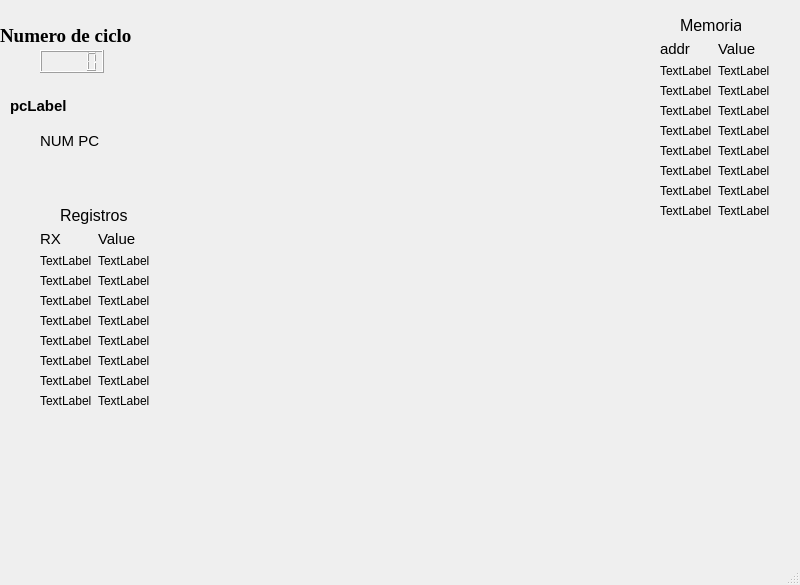
Before: the Qt Designer form Proyecto2/MulticicloWindow.ui in Abner2111/aarroyo_compu_archi_found_2G1_2023, drawn with Qt 5.
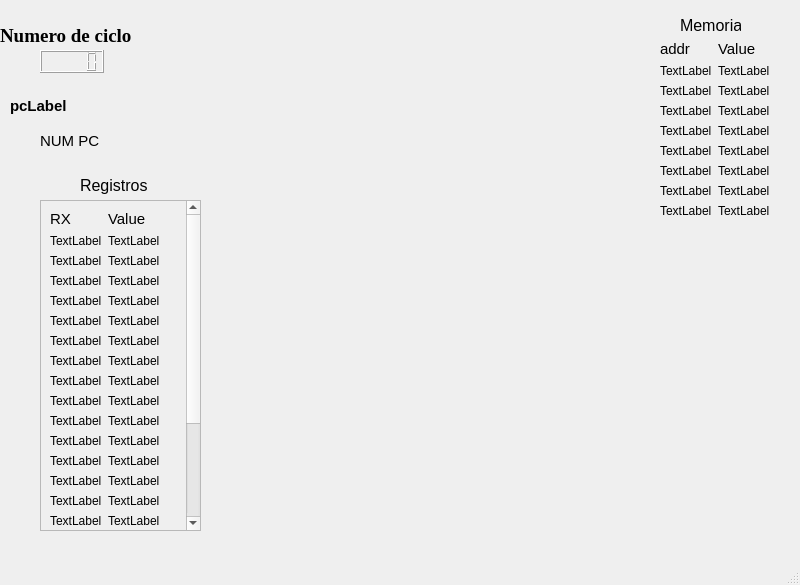
After: the same form once the commit is applied.

Diff of the .ui file:
```diff
--- a/Proyecto2/MulticicloWindow.ui
+++ b/Proyecto2/MulticicloWindow.ui
@@ -109,240 +109,6 @@
      <string>Memoria</string>
     </property>
    </widget>
-   <widget class="QWidget" name="formLayoutWidget_2">
-    <property name="geometry">
-     <rect>
-      <x>40</x>
-      <y>230</y>
-      <width>121</width>
-      <height>311</height>
-     </rect>
-    </property>
-    <layout class="QFormLayout" name="memoriaLayout_2">
-     <item row="0" column="0">
-      <widget class="QLabel" name="rxMainLabel">
-       <property name="font">
-        <font>
-         <pointsize>11</pointsize>
-        </font>
-       </property>
-       <property name="text">
-        <string>RX</string>
-       </property>
-       <property name="textFormat">
-        <enum>Qt::AutoText</enum>
-       </property>
-       <property name="alignment">
-        <set>Qt::AlignCenter</set>
-       </property>
-      </widget>
-     </item>
-     <item row="0" column="1">
-      <widget class="QLabel" name="valueRegistrosLabel">
-       <property name="font">
-        <font>
-         <pointsize>11</pointsize>
-        </font>
-       </property>
-       <property name="text">
-        <string>Value</string>
-       </property>
-      </widget>
-     </item>
-     <item row="1" column="1">
-      <widget class="QLabel" name="valueMemLabel2">
-       <property name="font">
-        <font>
-         <pointsize>9</pointsize>
-        </font>
-       </property>
-       <property name="text">
-        <string>TextLabel</string>
-       </property>
-      </widget>
-     </item>
-     <item row="2" column="0">
-      <widget class="QLabel" name="rxLabel3">
-       <property name="font">
-        <font>
-         <pointsize>9</pointsize>
-        </font>
-       </property>
-       <property name="text">
-        <string>TextLabel</string>
-       </property>
-      </widget>
-     </item>
-     <item row="2" column="1">
-      <widget class="QLabel" name="valueMemLabel3">
-       <property name="font">
-        <font>
-         <pointsize>9</pointsize>
-        </font>
-       </property>
-       <property name="text">
-        <string>TextLabel</string>
-       </property>
-      </widget>
-     </item>
-     <item row="3" column="0">
-      <widget class="QLabel" name="rxLabel4">
-       <property name="font">
-        <font>
-         <pointsize>9</pointsize>
-        </font>
-       </property>
-       <property name="text">
-        <string>TextLabel</string>
-       </property>
-      </widget>
-     </item>
-     <item row="3" column="1">
-      <widget class="QLabel" name="valueMemLabel4">
-       <property name="font">
-        <font>
-         <pointsize>9</pointsize>
-        </font>
-       </property>
-       <property name="text">
-        <string>TextLabel</string>
-       </property>
-      </widget>
-     </item>
-     <item row="1" column="0">
-      <widget class="QLabel" name="rxLabel2">
-       <property name="font">
-        <font>
-         <pointsize>9</pointsize>
-        </font>
-       </property>
-       <property name="text">
-        <string>TextLabel</string>
-       </property>
-      </widget>
-     </item>
-     <item row="4" column="0">
-      <widget class="QLabel" name="rxLabel5">
-       <property name="font">
-        <font>
-         <pointsize>9</pointsize>
-        </font>
-       </property>
-       <property name="text">
-        <string>TextLabel</string>
-       </property>
-      </widget>
-     </item>
-     <item row="5" column="0">
-      <widget class="QLabel" name="rxLabel6">
-       <property name="font">
-        <font>
-         <pointsize>9</pointsize>
-        </font>
-       </property>
-       <property name="text">
-        <string>TextLabel</string>
-       </property>
-      </widget>
-     </item>
-     <item row="6" column="0">
-      <widget class="QLabel" name="rxLabel7">
-       <property name="font">
-        <font>
-         <pointsize>9</pointsize>
-        </font>
-       </property>
-       <property name="text">
-        <string>TextLabel</string>
-       </property>
-      </widget>
-     </item>
-     <item row="7" column="0">
-      <widget class="QLabel" name="rxLabel8">
-       <property name="font">
-        <font>
-         <pointsize>9</pointsize>
-        </font>
-       </property>
-       <property name="text">
-        <string>TextLabel</string>
-       </property>
-      </widget>
-     </item>
-     <item row="8" column="0">
-      <widget class="QLabel" name="rxLabel9">
-       <property name="font">
-        <font>
-         <pointsize>9</pointsize>
-        </font>
-       </property>
-       <property name="text">
-        <string>TextLabel</string>
-       </property>
-      </widget>
-     </item>
-     <item row="5" column="1">
-      <widget class="QLabel" name="valueMemLabel6">
-       <property name="font">
-        <font>
-         <pointsize>9</pointsize>
-        </font>
-       </property>
-       <property name="text">
-        <string>TextLabel</string>
-       </property>
-      </widget>
-     </item>
-     <item row="6" column="1">
-      <widget class="QLabel" name="valueMemLabel7">
-       <property name="font">
-        <font>
-         <pointsize>9</pointsize>
-        </font>
-       </property>
-       <property name="text">
-        <string>TextLabel</string>
-       </property>
-      </widget>
-     </item>
-     <item row="7" column="1">
-      <widget class="QLabel" name="valueMemLabel8">
-       <property name="font">
-        <font>
-         <pointsize>9</pointsize>
-        </font>
-       </property>
-       <property name="text">
-        <string>TextLabel</string>
-       </property>
-      </widget>
-     </item>
-     <item row="8" column="1">
-      <widget class="QLabel" name="valueMemLabel9">
-       <property name="font">
-        <font>
-         <pointsize>9</pointsize>
-        </font>
-       </property>
-       <property name="text">
-        <string>TextLabel</string>
-       </property>
-      </widget>
-     </item>
-     <item row="4" column="1">
-      <widget class="QLabel" name="valueMemLabel5">
-       <property name="font">
-        <font>
-         <pointsize>9</pointsize>
-        </font>
-       </property>
-       <property name="text">
-        <string>TextLabel</string>
-       </property>
-      </widget>
-     </item>
-    </layout>
-   </widget>
    <widget class="QWidget" name="formLayoutWidget">
     <property name="geometry">
      <rect>
@@ -571,11 +337,594 @@
      </item>
     </layout>
    </widget>
-   <widget class="QLabel" name="registroMainLabel">
+   <widget class="QScrollArea" name="scrollArea">
     <property name="geometry">
      <rect>
-      <x>60</x>
+      <x>40</x>
       <y>200</y>
+      <width>161</width>
+      <height>331</height>
+     </rect>
+    </property>
+    <property name="widgetResizable">
+     <bool>true</bool>
+    </property>
+    <widget class="QWidget" name="scrollAreaWidgetContents">
+     <property name="geometry">
+      <rect>
+       <x>0</x>
+       <y>0</y>
+       <width>142</width>
+       <height>476</height>
+      </rect>
+     </property>
+     <layout class="QFormLayout" name="formLayout">
+      <item row="0" column="0">
+       <widget class="QLabel" name="rxMainLabel_2">
+        <property name="font">
+         <font>
+          <pointsize>11</pointsize>
+         </font>
+        </property>
+        <property name="text">
+         <string>RX</string>
+        </property>
+        <property name="textFormat">
+         <enum>Qt::AutoText</enum>
+        </property>
+        <property name="alignment">
+         <set>Qt::AlignCenter</set>
+        </property>
+       </widget>
+      </item>
+      <item row="0" column="1">
+       <widget class="QLabel" name="valueRegistrosMainLabel">
+        <property name="font">
+         <font>
+          <pointsize>11</pointsize>
+         </font>
+        </property>
+        <property name="text">
+         <string>Value</string>
+        </property>
+       </widget>
+      </item>
+      <item row="1" column="0">
+       <widget class="QLabel" name="rxLabel2_2">
+        <property name="font">
+         <font>
+          <pointsize>9</pointsize>
+         </font>
+        </property>
+        <property name="text">
+         <string>TextLabel</string>
+        </property>
+       </widget>
+      </item>
+      <item row="1" column="1">
+       <widget class="QLabel" name="valueMemLabel">
+        <property name="font">
+         <font>
+          <pointsize>9</pointsize>
+         </font>
+        </property>
+        <property name="text">
+         <string>TextLabel</string>
+        </property>
+       </widget>
+      </item>
+      <item row="2" column="0">
+       <widget class="QLabel" name="rxLabel3_2">
+        <property name="font">
+         <font>
+          <pointsize>9</pointsize>
+         </font>
+        </property>
+        <property name="text">
+         <string>TextLabel</string>
+        </property>
+       </widget>
+      </item>
+      <item row="2" column="1">
+       <widget class="QLabel" name="valueMemLabel_2">
+        <property name="font">
+         <font>
+          <pointsize>9</pointsize>
+         </font>
+        </property>
+        <property name="text">
+         <string>TextLabel</string>
+        </property>
+       </widget>
+      </item>
+      <item row="3" column="0">
+       <widget class="QLabel" name="rxLabel4_2">
+        <property name="font">
+         <font>
+          <pointsize>9</pointsize>
+         </font>
+        </property>
+        <property name="text">
+         <string>TextLabel</string>
+        </property>
+       </widget>
+      </item>
+      <item row="3" column="1">
+       <widget class="QLabel" name="valueMemLabel_3">
+        <property name="font">
+         <font>
+          <pointsize>9</pointsize>
+         </font>
+        </property>
+        <property name="text">
+         <string>TextLabel</string>
+        </property>
+       </widget>
+      </item>
+      <item row="4" column="0">
+       <widget class="QLabel" name="rxLabel5_2">
+        <property name="font">
+         <font>
+          <pointsize>9</pointsize>
+         </font>
+        </property>
+        <property name="text">
+         <string>TextLabel</string>
+        </property>
+       </widget>
+      </item>
+      <item row="4" column="1">
+       <widget class="QLabel" name="valueMemLabel_4">
+        <property name="font">
+         <font>
+          <pointsize>9</pointsize>
+         </font>
+        </property>
+        <property name="text">
+         <string>TextLabel</string>
+        </property>
+       </widget>
+      </item>
+      <item row="5" column="0">
+       <widget class="QLabel" name="rxLabel6_2">
+        <property name="font">
+         <font>
+          <pointsize>9</pointsize>
+         </font>
+        </property>
+        <property name="text">
+         <string>TextLabel</string>
+        </property>
+       </widget>
+      </item>
+      <item row="5" column="1">
+       <widget class="QLabel" name="valueMemLabel_5">
+        <property name="font">
+         <font>
+          <pointsize>9</pointsize>
+         </font>
+        </property>
+        <property name="text">
+         <string>TextLabel</string>
+        </property>
+       </widget>
+      </item>
+      <item row="10" column="1">
+       <widget class="QLabel" name="valueMemLabel_10">
+        <property name="font">
+         <font>
+          <pointsize>9</pointsize>
+         </font>
+        </property>
+        <property name="text">
+         <string>TextLabel</string>
+        </property>
+       </widget>
+      </item>
+      <item row="9" column="1">
+       <widget class="QLabel" name="valueMemLabel_9">
+        <property name="font">
+         <font>
+          <pointsize>9</pointsize>
+         </font>
+        </property>
+        <property name="text">
+         <string>TextLabel</string>
+        </property>
+       </widget>
+      </item>
+      <item row="8" column="1">
+       <widget class="QLabel" name="valueMemLabel_8">
+        <property name="font">
+         <font>
+          <pointsize>9</pointsize>
+         </font>
+        </property>
+        <property name="text">
+         <string>TextLabel</string>
+        </property>
+       </widget>
+      </item>
+      <item row="7" column="1">
+       <widget class="QLabel" name="valueMemLabel_7">
+        <property name="font">
+         <font>
+          <pointsize>9</pointsize>
+         </font>
+        </property>
+        <property name="text">
+         <string>TextLabel</string>
+        </property>
+       </widget>
+      </item>
+      <item row="6" column="1">
+       <widget class="QLabel" name="valueMemLabel_6">
+        <property name="font">
+         <font>
+          <pointsize>9</pointsize>
+         </font>
+        </property>
+        <property name="text">
+         <string>TextLabel</string>
+        </property>
+       </widget>
+      </item>
+      <item row="6" column="0">
+       <widget class="QLabel" name="rxLabel7_2">
+        <property name="font">
+         <font>
+          <pointsize>9</pointsize>
+         </font>
+        </property>
+        <property name="text">
+         <string>TextLabel</string>
+        </property>
+       </widget>
+      </item>
+      <item row="7" column="0">
+       <widget class="QLabel" name="rxLabel8_2">
+        <property name="font">
+         <font>
+          <pointsize>9</pointsize>
+         </font>
+        </property>
+        <property name="text">
+         <string>TextLabel</string>
+        </property>
+       </widget>
+      </item>
+      <item row="8" column="0">
+       <widget class="QLabel" name="rxLabel9_2">
+        <property name="font">
+         <font>
+          <pointsize>9</pointsize>
+         </font>
+        </property>
+        <property name="text">
+         <string>TextLabel</string>
+        </property>
+       </widget>
+      </item>
+      <item row="9" column="0">
+       <widget class="QLabel" name="rxLabel10">
+        <property name="font">
+         <font>
+          <pointsize>9</pointsize>
+         </font>
+        </property>
+        <property name="text">
+         <string>TextLabel</string>
+        </property>
+       </widget>
+      </item>
+      <item row="10" column="0">
+       <widget class="QLabel" name="rxLabel11">
+        <property name="font">
+         <font>
+          <pointsize>9</pointsize>
+         </font>
+        </property>
+        <property name="text">
+         <string>TextLabel</string>
+        </property>
+       </widget>
+      </item>
+      <item row="11" column="0">
+       <widget class="QLabel" name="rxLabel12">
+        <property name="font">
+         <font>
+          <pointsize>9</pointsize>
+         </font>
+        </property>
+        <property name="text">
+         <string>TextLabel</string>
+        </property>
+       </widget>
+      </item>
+      <item row="11" column="1">
+       <widget class="QLabel" name="valueMemLabel_11">
+        <property name="font">
+         <font>
+          <pointsize>9</pointsize>
+         </font>
+        </property>
+        <property name="text">
+         <string>TextLabel</string>
+        </property>
+       </widget>
+      </item>
+      <item row="12" column="0">
+       <widget class="QLabel" name="rxLabel13">
+        <property name="font">
+         <font>
+          <pointsize>9</pointsize>
+         </font>
+        </property>
+        <property name="text">
+         <string>TextLabel</string>
+        </property>
+       </widget>
+      </item>
+      <item row="12" column="1">
+       <widget class="QLabel" name="valueMemLabel_12">
+        <property name="font">
+         <font>
+          <pointsize>9</pointsize>
+         </font>
+        </property>
+        <property name="text">
+         <string>TextLabel</string>
+        </property>
+       </widget>
+      </item>
+      <item row="22" column="1">
+       <widget class="QLabel" name="valueMemLabel_22">
+        <property name="font">
+         <font>
+          <pointsize>9</pointsize>
+         </font>
+        </property>
+        <property name="text">
+         <string>TextLabel</string>
+        </property>
+       </widget>
+      </item>
+      <item row="21" column="1">
+       <widget class="QLabel" name="valueMemLabel_21">
+        <property name="font">
+         <font>
+          <pointsize>9</pointsize>
+         </font>
+        </property>
+        <property name="text">
+         <string>TextLabel</string>
+        </property>
+       </widget>
+      </item>
+      <item row="20" column="1">
+       <widget class="QLabel" name="valueMemLabel_20">
+        <property name="font">
+         <font>
+          <pointsize>9</pointsize>
+         </font>
+        </property>
+        <property name="text">
+         <string>TextLabel</string>
+        </property>
+       </widget>
+      </item>
+      <item row="19" column="1">
+       <widget class="QLabel" name="valueMemLabel_19">
+        <property name="font">
+         <font>
+          <pointsize>9</pointsize>
+         </font>
+        </property>
+        <property name="text">
+         <string>TextLabel</string>
+        </property>
+       </widget>
+      </item>
+      <item row="18" column="1">
+       <widget class="QLabel" name="valueMemLabel_18">
+        <property name="font">
+         <font>
+          <pointsize>9</pointsize>
+         </font>
+        </property>
+        <property name="text">
+         <string>TextLabel</string>
+        </property>
+       </widget>
+      </item>
+      <item row="17" column="1">
+       <widget class="QLabel" name="valueMemLabel_17">
+        <property name="font">
+         <font>
+          <pointsize>9</pointsize>
+         </font>
+        </property>
+        <property name="text">
+         <string>TextLabel</string>
+        </property>
+       </widget>
+      </item>
+      <item row="16" column="1">
+       <widget class="QLabel" name="valueMemLabel_16">
+        <property name="font">
+         <font>
+          <pointsize>9</pointsize>
+         </font>
+        </property>
+        <property name="text">
+         <string>TextLabel</string>
+        </property>
+       </widget>
+      </item>
+      <item row="15" column="1">
+       <widget class="QLabel" name="valueMemLabel_15">
+        <property name="font">
+         <font>
+          <pointsize>9</pointsize>
+         </font>
+        </property>
+        <property name="text">
+         <string>TextLabel</string>
+        </property>
+       </widget>
+      </item>
+      <item row="14" column="1">
+       <widget class="QLabel" name="valueMemLabel_14">
+        <property name="font">
+         <font>
+          <pointsize>9</pointsize>
+         </font>
+        </property>
+        <property name="text">
+         <string>TextLabel</string>
+        </property>
+       </widget>
+      </item>
+      <item row="13" column="1">
+       <widget class="QLabel" name="valueMemLabel_13">
+        <property name="font">
+         <font>
+          <pointsize>9</pointsize>
+         </font>
+        </property>
+        <property name="text">
+         <string>TextLabel</string>
+        </property>
+       </widget>
+      </item>
+      <item row="13" column="0">
+       <widget class="QLabel" name="rxLabel14">
+        <property name="font">
+         <font>
+          <pointsize>9</pointsize>
+         </font>
+        </property>
+        <property name="text">
+         <string>TextLabel</string>
+        </property>
+       </widget>
+      </item>
+      <item row="14" column="0">
+       <widget class="QLabel" name="rxLabel15">
+        <property name="font">
+         <font>
+          <pointsize>9</pointsize>
+         </font>
+        </property>
+        <property name="text">
+         <string>TextLabel</string>
+        </property>
+       </widget>
+      </item>
+      <item row="15" column="0">
+       <widget class="QLabel" name="rxLabel16">
+        <property name="font">
+         <font>
+          <pointsize>9</pointsize>
+         </font>
+        </property>
+        <property name="text">
+         <string>TextLabel</string>
+        </property>
+       </widget>
+      </item>
+      <item row="16" column="0">
+       <widget class="QLabel" name="rxLabel17">
+        <property name="font">
+         <font>
+          <pointsize>9</pointsize>
+         </font>
+        </property>
+        <property name="text">
+         <string>TextLabel</string>
+        </property>
+       </widget>
+      </item>
+      <item row="17" column="0">
+       <widget class="QLabel" name="rxLabel18">
+        <property name="font">
+         <font>
+          <pointsize>9</pointsize>
+         </font>
+        </property>
+        <property name="text">
+         <string>TextLabel</string>
+        </property>
+       </widget>
+      </item>
+      <item row="18" column="0">
+       <widget class="QLabel" name="rxLabel19">
+        <property name="font">
+         <font>
+          <pointsize>9</pointsize>
+         </font>
+        </property>
+        <property name="text">
+         <string>TextLabel</string>
+        </property>
+       </widget>
+      </item>
+      <item row="19" column="0">
+       <widget class="QLabel" name="rxLabel20">
+        <property name="font">
+         <font>
+          <pointsize>9</pointsize>
+         </font>
+        </property>
+        <property name="text">
+         <string>TextLabel</string>
+        </property>
+       </widget>
+      </item>
+      <item row="20" column="0">
+       <widget class="QLabel" name="rxLabel21">
+        <property name="font">
+         <font>
+          <pointsize>9</pointsize>
+         </font>
+        </property>
+        <property name="text">
+         <string>TextLabel</string>
+        </property>
+       </widget>
+      </item>
+      <item row="21" column="0">
+       <widget class="QLabel" name="rxLabel22">
+        <property name="font">
+         <font>
+          <pointsize>9</pointsize>
+         </font>
+        </property>
+        <property name="text">
+         <string>TextLabel</string>
+        </property>
+       </widget>
+      </item>
+      <item row="22" column="0">
+       <widget class="QLabel" name="rxLabel23">
+        <property name="font">
+         <font>
+          <pointsize>9</pointsize>
+         </font>
+        </property>
+        <property name="text">
+         <string>TextLabel</string>
+        </property>
+       </widget>
+      </item>
+     </layout>
+    </widget>
+   </widget>
+   <widget class="QLabel" name="registroMainLabel_2">
+    <property name="geometry">
+     <rect>
+      <x>80</x>
+      <y>170</y>
       <width>71</width>
       <height>31</height>
      </rect>
```
